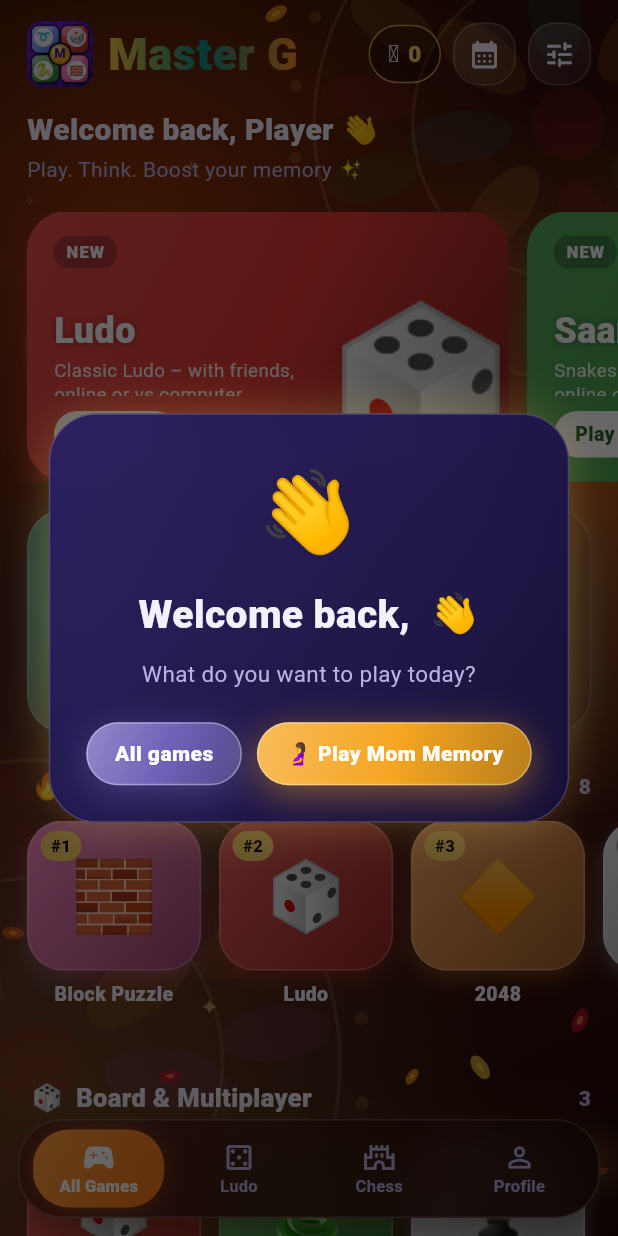
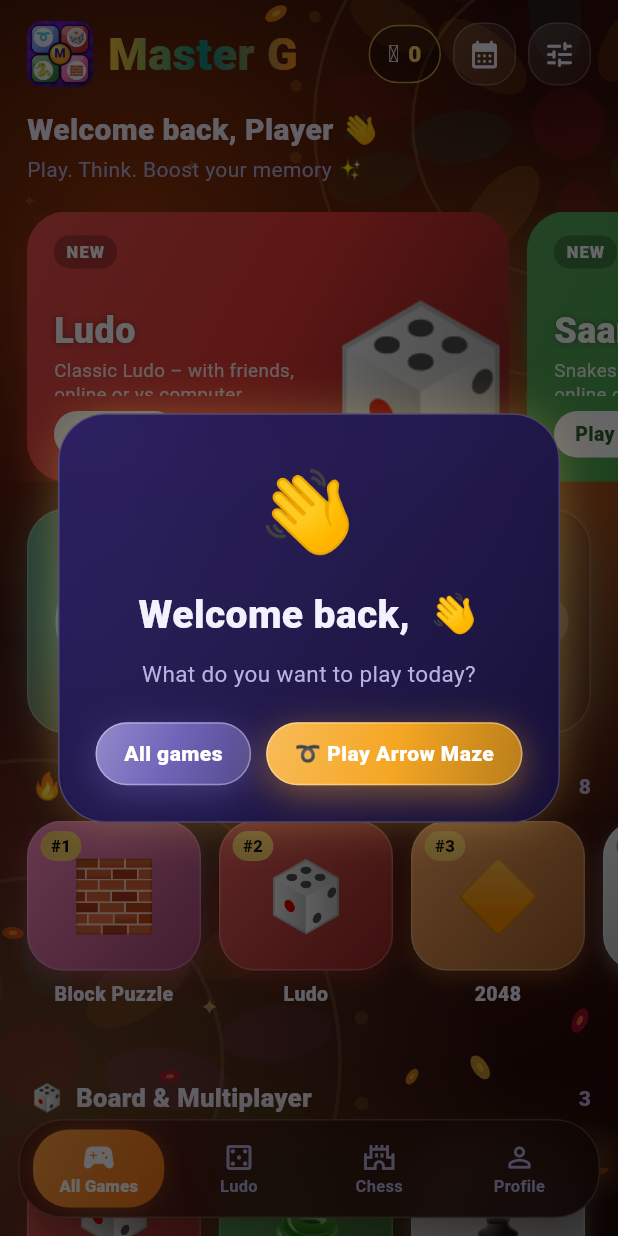
Before and after one commit to adarshk47/Games, a Flutter app: the HomeScreen screen opened directly, on a phone screen of 412 x 824 dp. Run offline on Flutter 3.47's test engine with Material 3 defaults, Android fonts, the phone set to English and light mode, and no system bars; drawn by our look-alikes of flutter_animate; our stand-ins replace audioplayers, cloud_firestore, connectivity_plus, firebase_auth, firebase_core, flutter_local_notifications and 9 more; missing offline and left inert: home_widget, in_app_purchase_android, in_app_update, play_install_referrer, quick_actions, unity_ads_plugin; accounts and stored records are empty; project files that could hold a hidden picture were left out.

Commit message:
Arrow Maze default game, more arrows per level, whoosh when an arrow flies out; energetic sound effects; US/UK/CA listing
Co-Authored-By: Claude Opus 5.5 <noreply@anthropic.com>

```diff
--- a/puzzle_hub/lib/core/audio.dart
+++ b/puzzle_hub/lib/core/audio.dart
@@ -5,7 +5,7 @@ import 'package:flutter/widgets.dart';
 import 'storage.dart';
 
 /// Sound effects available to every game. Files live in assets/audio/NAME.wav.
-enum Sound { tap, pop, flip, slide, success, win, fail, coin }
+enum Sound { tap, pop, flip, slide, success, win, fail, coin, whoosh }
 
 /// Background music tracks (looping).
 enum MusicTrack { main, calm }
--- a/puzzle_hub/lib/games/arrow_maze/arrow_maze_screen.dart
+++ b/puzzle_hub/lib/games/arrow_maze/arrow_maze_screen.dart
@@ -596,7 +596,11 @@ class _ArrowMazeGamePageState extends State<ArrowMazeGamePage>
         final travel = _bodyLen(s) + board.rayCells(s).length + 1.0;
         final dur = (300 + travel * 38).clamp(380, 1100).round();
         _fx.add(_Fx(id, true, now, dur, travel));
-        AppAudio.play(Sound.slide);
+        AppAudio.play(Sound.slide, volume: 0.6);
+        // Whoosh as the arrow flies off the board.
+        Future<void>.delayed(Duration(milliseconds: (dur * 0.55).round()), () {
+          if (mounted) AppAudio.play(Sound.whoosh, volume: 0.8);
+        });
       } else {
         lives--;
         AppAudio.play(Sound.fail);
--- a/puzzle_hub/lib/home/home_screen.dart
+++ b/puzzle_hub/lib/home/home_screen.dart
@@ -132,7 +132,9 @@ class _HomeScreenState extends State<HomeScreen>
   Future<void> _showWelcome() async {
     if (!mounted) return;
     final a = AccountService.I;
-    final g = _gameOfDay;
+    // Arrow Maze is the default quick-play game.
+    final arrow = games.where((x) => x.id == 'arrow_maze');
+    final g = arrow.isNotEmpty ? arrow.first : _gameOfDay;
     await showPremiumDialog(
       context,
       emoji: '👋',
```
Also changed, not shown: puzzle_hub/lib/games/arrow_maze/logic/arrow_maze_logic.dart (+4 -4 lines), 7 other files.
